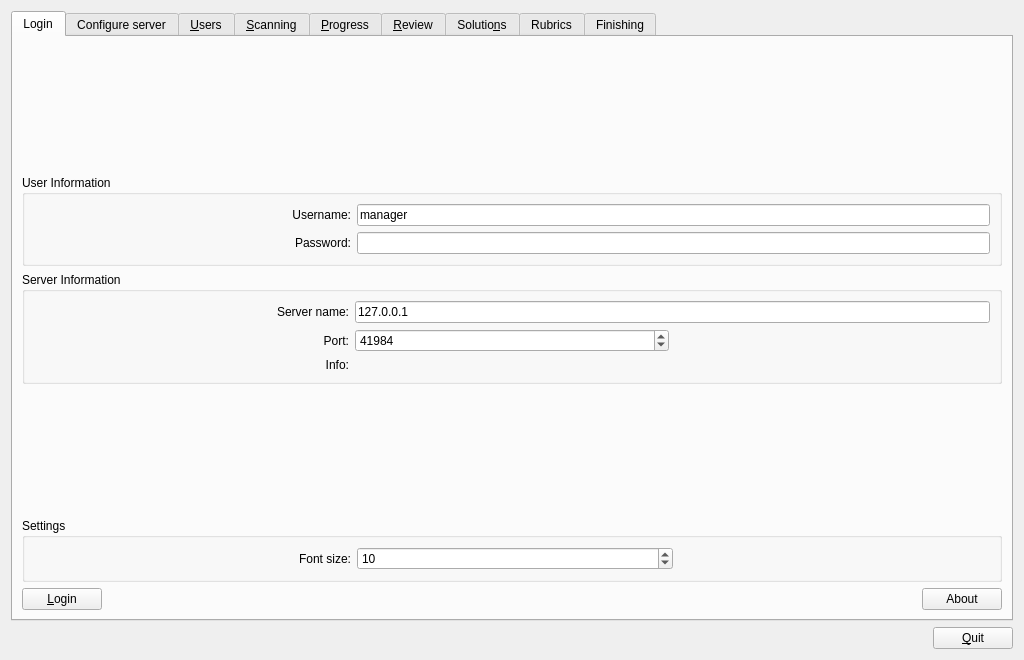
First picture: the form in qtCreatorFiles/ui_manager.ui, repository plomgrading/plom, before the edit.
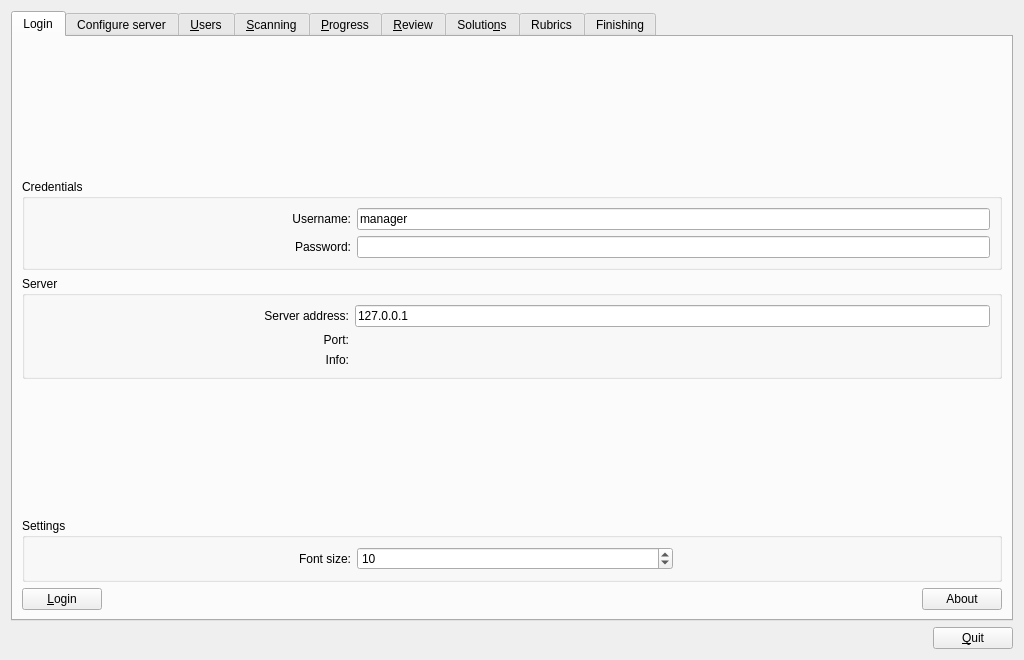
Second picture: the form after the edit.

Commit message: manager: don't muck around with port textedit

Diff of the .ui file:
```diff
--- a/qtCreatorFiles/ui_manager.ui
+++ b/qtCreatorFiles/ui_manager.ui
@@ -46,7 +46,7 @@
           <bool>true</bool>
          </property>
          <property name="title">
-          <string>User Information</string>
+          <string>Credentials</string>
          </property>
          <layout class="QGridLayout" name="gridLayout_3" columnstretch="1,2">
           <item row="0" column="0">
@@ -98,7 +98,7 @@
           <bool>true</bool>
          </property>
          <property name="title">
-          <string>Server Information</string>
+          <string>Server</string>
          </property>
          <layout class="QGridLayout" name="gridLayout_2" columnstretch="1,1,1">
           <item row="0" column="1" colspan="2">
@@ -108,20 +108,10 @@
             </property>
            </widget>
           </item>
-          <item row="1" column="1">
-           <widget class="QSpinBox" name="mportSB">
-            <property name="maximum">
-             <number>65535</number>
-            </property>
-            <property name="value">
-             <number>41984</number>
-            </property>
-           </widget>
-          </item>
           <item row="0" column="0">
            <widget class="QLabel" name="serverLabel">
             <property name="text">
-             <string>Server name:</string>
+             <string>Server address:</string>
             </property>
             <property name="alignment">
              <set>Qt::AlignRight|Qt::AlignTrailing|Qt::AlignVCenter</set>
@@ -155,6 +145,13 @@
             </property>
            </widget>
           </item>
+          <item row="1" column="1">
+           <widget class="QLabel" name="mportLabel2">
+            <property name="text">
+             <string/>
+            </property>
+           </widget>
+          </item>
          </layout>
         </widget>
        </item>
```
Left out of the diff: 1 changed line with no effect on the pictures. The commit also changes 2 other files.
